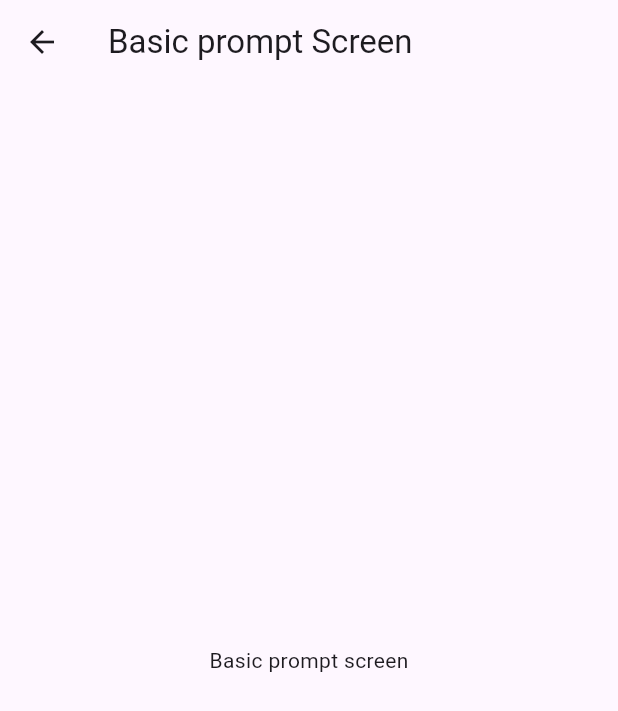
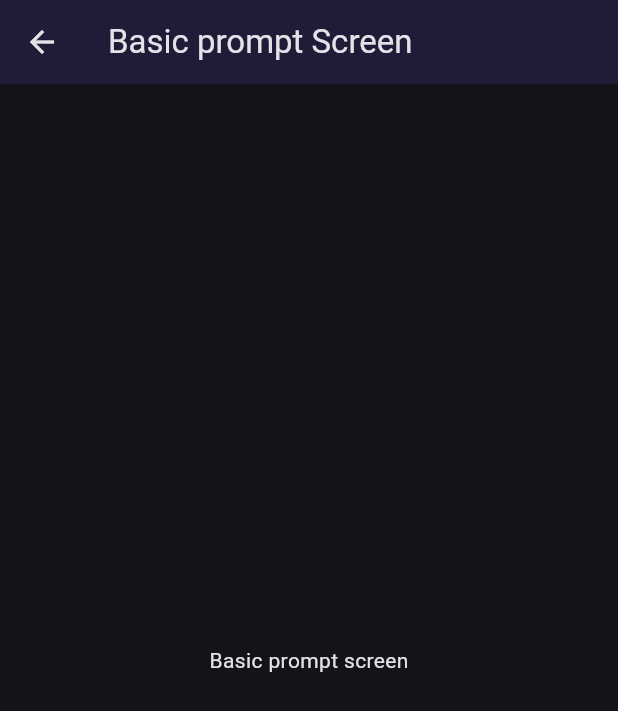
Before and after one commit to manypark/gemini_app, a Flutter app: the screen it shows after launch, after a tap on "Prompt básico a Gemini", on a phone screen of 412 x 824 dp. Shown: the top 711 px of the screen. Run offline on Flutter 3.47's test engine with Material 3 defaults, Android fonts, the phone set to English and light mode, and no system bars; our stand-ins replace go_router.

Commit message:
feat: add theme

```diff
--- /dev/null
+++ b/lib/config/config.dart
@@ -0,0 +1,2 @@
+export 'theme/theme.dart';
+export 'router/router.dart';
--- /dev/null
+++ b/lib/config/theme/app_theme.dart
@@ -0,0 +1,35 @@
+import 'package:flutter/material.dart';
+import 'package:flutter/services.dart';
+
+const Color colorSeed = Color(0xFF1E1C36);
+
+class AppTheme {
+
+  bool isDarkMode = false;
+  AppTheme({ required this.isDarkMode });
+
+  ThemeData getTheme() => ThemeData(
+    colorSchemeSeed : colorSeed,
+    brightness      : isDarkMode ? Brightness.dark : Brightness.light,
+    listTileTheme   : const ListTileThemeData( iconColor: colorSeed ),
+    appBarTheme     : const AppBarTheme(
+      backgroundColor : colorSeed,
+      surfaceTintColor: Colors.transparent,
+    )
+  );
+
+  static setSystemUIOverlayStyle({ required bool isDarkMode }) {
+
+    final thmeeBrightness = isDarkMode ? Brightness.dark : Brightness.light;
+
+    SystemChrome.setSystemUIOverlayStyle(
+      SystemUiOverlayStyle(
+        statusBarBrightness               : thmeeBrightness,
+        statusBarIconBrightness           : thmeeBrightness,
+        statusBarColor                    : Colors.transparent,
+        systemNavigationBarIconBrightness : thmeeBrightness,
+        systemNavigationBarColor          : Colors.transparent
+      )
+    );
+  }
+}
--- /dev/null
+++ b/lib/config/theme/theme.dart
@@ -0,0 +1 @@
+export 'app_theme.dart';
--- a/lib/features/home/presentation/screen/home/home_screen.dart
+++ b/lib/features/home/presentation/screen/home/home_screen.dart
@@ -1,6 +1,7 @@
 import 'package:flutter/material.dart';
+import 'package:go_router/go_router.dart';
+
 import 'package:gemini_app/features/home/presentation/screen/basic_prompt/basic_prompt_screen.dart';
-import 'package:go_router/go_router.dart';
 
 class HomeScreen extends StatelessWidget {
 
--- a/lib/main.dart
+++ b/lib/main.dart
@@ -1,8 +1,11 @@
 import 'package:flutter/material.dart';
 
-import 'config/router/app_router.dart';
+import 'package:gemini_app/config/config.dart';
 
 void main() {
+
+  AppTheme.setSystemUIOverlayStyle( isDarkMode: true );
+
   runApp(const MainApp());
 }
 
@@ -14,6 +17,7 @@ class MainApp extends StatelessWidget {
     return MaterialApp.router(
       debugShowMaterialGrid : false,
       routerConfig          : appRouter,
+      theme                 : AppTheme(isDarkMode: true).getTheme(),
     );
   }
 }
```
